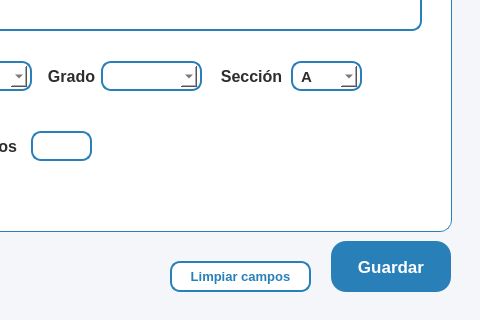
Before: the Qt Designer form resources/ui/registro_estu.ui in Proyecto-Uptjaa/Proyecto_SIRA, drawn with Qt 5; both pictures show x 520 to 1000 and y 280 to 600 of the 1000 by 600 pixel window.
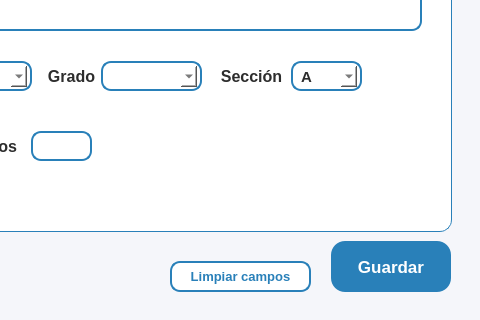
After: the same form once the commit is applied. Icons and pictures are not drawn.

The edit to the form file:
```diff
--- a/resources/ui/registro_estu.ui
+++ b/resources/ui/registro_estu.ui
@@ -42,7 +42,7 @@
     color: #FFFFFF;
     border: none;
     padding: 8px 10px;
-    border-radius: 15px;
+    border-radius: 14px;
 }
 QPushButton:hover {
 	background-color: #0D47A1
```
